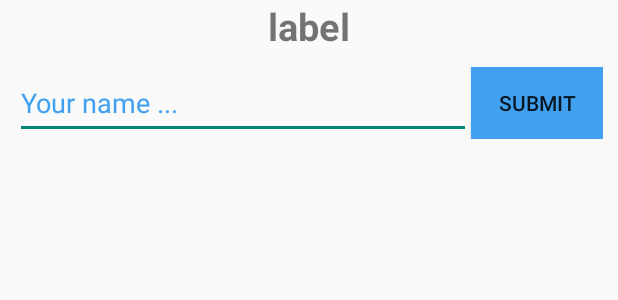
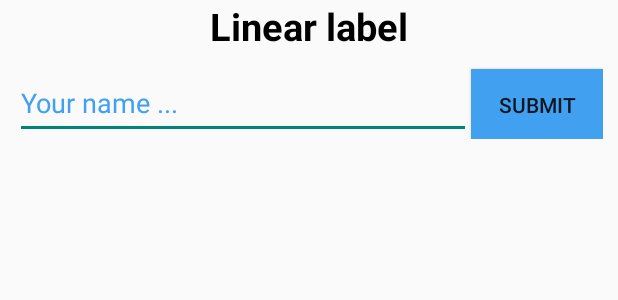
Before and after one commit to ZieAmara/ESIR2-SI-ProgMobile-TPs, an Android app built with Jetpack Compose: the layout main_linear_layout.xml on its own in the app's theme, with its tools: preview values and no code run, on a phone screen of 412 x 824 dp. Shown: the top 300 px of the screen. Run offline under Robolectric (Android 15) with nearby library versions, the phone set to English and light mode, and no system bars.

Commit message:
reponse 4

```diff
--- a/TP2/Manipulationdeslayouts/app/src/main/java/com/example/manipulationdeslayouts/MainActivity.kt
+++ b/TP2/Manipulationdeslayouts/app/src/main/java/com/example/manipulationdeslayouts/MainActivity.kt
@@ -2,12 +2,11 @@ package com.example.manipulationdeslayouts
 
 import android.os.Bundle
 import androidx.activity.ComponentActivity
-import androidx.activity.compose.setContent
 
 
 class MainActivity : ComponentActivity() {
     override fun onCreate(savedInstanceState: Bundle?) {
         super.onCreate(savedInstanceState)
-        setContentView(R.layout.main_layout)
+        setContentView(R.layout.main_linear_layout)
     }
 }
--- a/TP2/Manipulationdeslayouts/app/src/main/res/layout/main_layout.xml
+++ b/TP2/Manipulationdeslayouts/app/src/main/res/layout/main_linear_layout.xml
@@ -1,22 +1,23 @@
 <?xml version="1.0" encoding="utf-8"?>
 <LinearLayout xmlns:android="http://schemas.android.com/apk/res/android"
+    android:id="@+id/my_linear_layout_0"
     android:layout_width="match_parent"
     android:layout_height="match_parent"
-    android:orientation="vertical">
+    android:orientation="vertical"
+    android:layout_centerHorizontal="true">
         <TextView
-            android:id="@+id/text"
             android:layout_width="match_parent"
             android:layout_height="wrap_content"
             android:gravity="center"
+            android:textColor="#000"
             android:textStyle="bold"
             android:textSize="25sp"
-            android:text="label" />
+            android:text="Linear label" />
 
         <LinearLayout
             android:layout_width="match_parent"
             android:layout_height="wrap_content"
             android:orientation="horizontal"
-            android:gravity="center"
             android:layout_margin="10sp">
 
                 <EditText
```
Also changed, not shown: TP2/Manipulationdeslayouts/app/src/main/res/layout/main_relative_layout.xml (added, +44 -0 lines).
